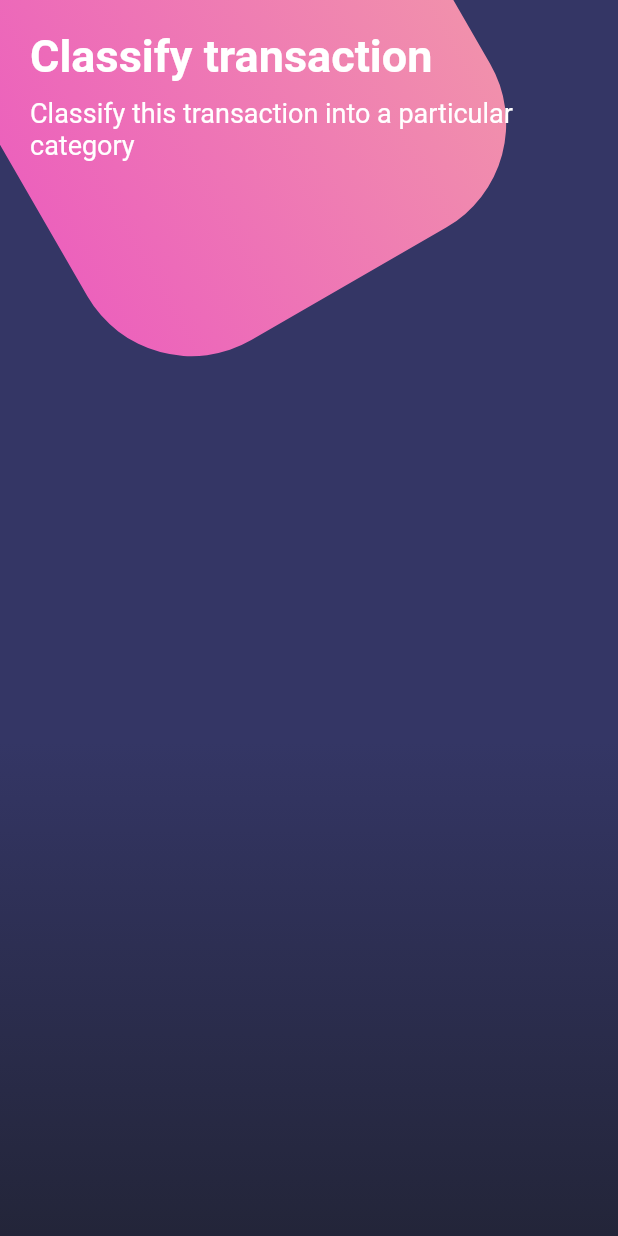
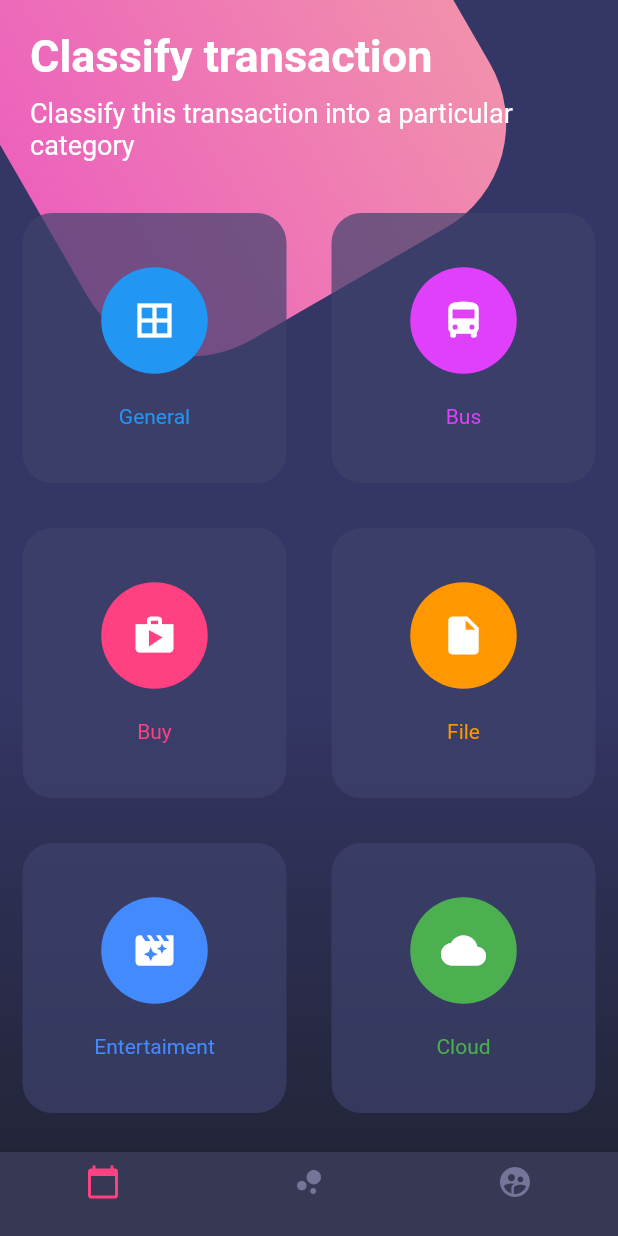
Before and after one commit to LuisColumnaDeveloper/disenos, a Flutter app: the screen it shows after launch, on a phone screen of 412 x 824 dp. Run offline on Flutter 3.47's test engine with Material 2 defaults, Android fonts, the phone set to English and light mode, and no system bars.

Commit message:
sección de diseños terminado

```diff
--- a/lib/src/pages/botones_page.dart
+++ b/lib/src/pages/botones_page.dart
@@ -1,5 +1,8 @@
+
+
 import 'package:flutter/material.dart';
 import 'dart:math';
+import 'dart:ui';
 
 
 class BotonesPage extends StatelessWidget {
@@ -8,6 +11,7 @@ class BotonesPage extends StatelessWidget {
   @override
   Widget build(BuildContext context) {
     return Scaffold(
+
       body: Stack(
         children: <Widget>[
           _fondoApp(),
@@ -15,11 +19,13 @@ class BotonesPage extends StatelessWidget {
             child: Column(
               children: <Widget>[
                 _titulos(),
+                _botonesRedondeados()
               ],
             ),
           )
         ],
-      )
+      ),
+      bottomNavigationBar: _bottomNavigationBar(context)
     );
   }
 
@@ -86,4 +92,113 @@ class BotonesPage extends StatelessWidget {
         ),
     );
   }
+
+  Widget _bottomNavigationBar(BuildContext context){
+
+    /* return Theme(
+      data:Theme.of(context).copyWith(
+
+        canvasColor: Color.fromRGBO(55, 57, 84, 1.0),
+        primaryColor: Colors.pinkAccent,
+        textTheme: Theme.of(context).textTheme.copyWith(caption: TextStyle(color: Color.fromRGBO(116, 117, 152, 1.0)))
+      ),
+      child:BottomNavigationBar(
+        items:[
+          BottomNavigationBarItem(
+            icon: Icon(Icons.calendar_today, size: 30.0),
+            title: Container()
+          ),
+          BottomNavigationBarItem(
+            icon: Icon(Icons.calendar_today, size: 30.0),
+            title: Container()
+          ),
+          BottomNavigationBarItem(
+            icon: Icon(Icons.calendar_today, size: 30.0),
+            title: Container()
+          ),
+        ]
+
+      ),
+
+
+    ); */
+    return BottomNavigationBar(
+      fixedColor: Colors.pinkAccent,
+      backgroundColor: Color.fromRGBO(55, 57, 84, 1.0),
+      unselectedItemColor: Color.fromRGBO(116, 117, 152, 1.0),
+      items: <BottomNavigationBarItem>[
+        BottomNavigationBarItem(
+          icon: Icon(Icons.calendar_today),
+          title: Container()
+        ),
+        BottomNavigationBarItem(
+          icon: Icon(Icons.bubble_chart),
+          title: Container()
+        ),
+        BottomNavigationBarItem(
+          icon: Icon(Icons.supervised_user_circle),
+          title: Container()
+        ),
+      ],
+    );
+
+  }
+
+  Widget _botonesRedondeados() {
+
+    return Table(
+      children: [
+        TableRow(
+          children: [
+           _crearBoton(Colors.blue, Icons.border_all, 'General'),
+           _crearBoton(Colors.purpleAccent, Icons.directions_bus, 'Bus'),
+          ]
+        ),
+        TableRow(
+          children: [
+          _crearBoton(Colors.pinkAccent, Icons.shop, 'Buy'),
+           _crearBoton(Colors.orange, Icons.insert_drive_file, 'File'),
+          ]
+        ),
+        TableRow(
+          children: [
+          _crearBoton(Colors.blueAccent, Icons.movie_filter, 'Entertaiment'),
+          _crearBoton(Colors.green, Icons.cloud, 'Cloud'),
+          ]
+        )
+      ],
+    );
+  }
+
+  Widget _crearBoton(Color color , IconData icono, String texto){
+
+    return BackdropFilter(
+      filter: ImageFilter.blur(sigmaX:0.0, sigmaY:0.0),//el blur es muy pesado consume muchos recursos
+      child: Container(
+        height: 180.0,
+        margin: EdgeInsets.all(15.0),
+        decoration: BoxDecoration(
+          color: Color.fromRGBO(62, 66, 107, 0.7),
+          borderRadius: BorderRadius.circular(20.0)
+        ),
+        child: Column(
+          mainAxisAlignment: MainAxisAlignment.spaceAround,
+          children: <Widget>[
+            SizedBox(height: 5.0),
+            CircleAvatar(
+              backgroundColor: color,
+              radius: 35.5,
+              child: Icon(icono, color: Colors.white,size: 30.0,),
+            ),
+            Text(texto, style:TextStyle(color:color)),
+            SizedBox(height: 5.0)
+
+          ],
+        ),
+      ),
+    );
+
+  }
+
+
 }
```
